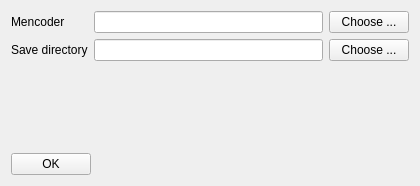
This is settingsform.ui in 607011/lolQt as Qt 5 draws it before an edit. The edited form follows.
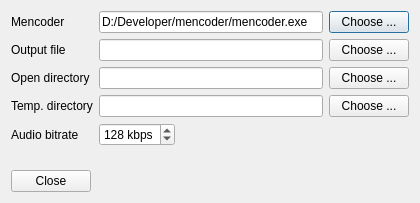
This is the edited form.

Commit message: Einstellungen-Dialog funktioniert. Ausgabefenster neu (`ConsoleWidget`).

The edit to the form file:
```diff
--- a/settingsform.ui
+++ b/settingsform.ui
@@ -1,19 +1,35 @@
 <?xml version="1.0" encoding="UTF-8"?>
 <ui version="4.0">
  <class>SettingsForm</class>
- <widget class="QWidget" name="SettingsForm">
+ <widget class="QDialog" name="SettingsForm">
+  <property name="windowModality">
+   <enum>Qt::NonModal</enum>
+  </property>
   <property name="geometry">
    <rect>
     <x>0</x>
     <y>0</y>
     <width>420</width>
-    <height>186</height>
+    <height>203</height>
    </rect>
   </property>
   <property name="windowTitle">
    <string>Form</string>
   </property>
   <layout class="QGridLayout" name="gridLayout">
+   <item row="2" column="0">
+    <spacer name="verticalSpacer">
+     <property name="orientation">
+      <enum>Qt::Vertical</enum>
+     </property>
+     <property name="sizeHint" stdset="0">
+      <size>
+       <width>20</width>
+       <height>40</height>
+      </size>
+     </property>
+    </spacer>
+   </item>
    <item row="0" column="0">
     <layout class="QFormLayout" name="formLayout">
      <item row="0" column="0">
@@ -26,7 +42,11 @@
      <item row="0" column="1">
       <layout class="QHBoxLayout" name="horizontalLayout">
        <item>
-        <widget class="QLineEdit" name="mencoderPathLineEdit"/>
+        <widget class="QLineEdit" name="mencoderPathLineEdit">
+         <property name="text">
+          <string>D:/Developer/mencoder/mencoder.exe</string>
+         </property>
+        </widget>
        </item>
        <item>
         <widget class="QPushButton" name="chooseMencoderPushButton">
@@ -40,7 +60,7 @@
      <item row="1" column="0">
       <widget class="QLabel" name="label_2">
        <property name="text">
-        <string>Save directory</string>
+        <string>Output file</string>
        </property>
       </widget>
      </item>
@@ -58,14 +78,99 @@
        </item>
       </layout>
      </item>
+     <item row="2" column="0">
+      <widget class="QLabel" name="label_3">
+       <property name="text">
+        <string>Open directory</string>
+       </property>
+      </widget>
+     </item>
+     <item row="2" column="1">
+      <layout class="QHBoxLayout" name="horizontalLayout_4">
+       <item>
+        <widget class="QLineEdit" name="openDirectoryLineEdit"/>
+       </item>
+       <item>
+        <widget class="QPushButton" name="chooseOpenDirectoryPushButton">
+         <property name="text">
+          <string>Choose ...</string>
+         </property>
+        </widget>
+       </item>
+      </layout>
+     </item>
+     <item row="3" column="0">
+      <widget class="QLabel" name="label_4">
+       <property name="text">
+        <string>Temp. directory</string>
+       </property>
+      </widget>
+     </item>
+     <item row="3" column="1">
+      <layout class="QHBoxLayout" name="horizontalLayout_5">
+       <item>
+        <widget class="QLineEdit" name="tmpDirectoryLineEdit"/>
+       </item>
+       <item>
+        <widget class="QPushButton" name="chooseTmpDirectoryPushButton">
+         <property name="text">
+          <string>Choose ...</string>
+         </property>
+        </widget>
+       </item>
+      </layout>
+     </item>
+     <item row="4" column="0">
+      <widget class="QLabel" name="label_5">
+       <property name="text">
+        <string>Audio bitrate</string>
+       </property>
+      </widget>
+     </item>
+     <item row="4" column="1">
+      <layout class="QHBoxLayout" name="horizontalLayout_6">
+       <item>
+        <widget class="QSpinBox" name="audioBitrateSpinBox">
+         <property name="suffix">
+          <string> kbps</string>
+         </property>
+         <property name="minimum">
+          <number>32</number>
+         </property>
+         <property name="maximum">
+          <number>384</number>
+         </property>
+         <property name="singleStep">
+          <number>32</number>
+         </property>
+         <property name="value">
+          <number>128</number>
+         </property>
+        </widget>
+       </item>
+       <item>
+        <spacer name="horizontalSpacer_2">
+         <property name="orientation">
+          <enum>Qt::Horizontal</enum>
+         </property>
+         <property name="sizeHint" stdset="0">
+          <size>
+           <width>40</width>
+           <height>20</height>
+          </size>
+         </property>
+        </spacer>
+       </item>
+      </layout>
+     </item>
     </layout>
    </item>
-   <item row="2" column="0">
+   <item row="3" column="0">
     <layout class="QHBoxLayout" name="horizontalLayout_3">
      <item>
       <widget class="QPushButton" name="okPushButton">
        <property name="text">
-        <string>OK</string>
+        <string>Close</string>
        </property>
       </widget>
      </item>
@@ -84,19 +189,6 @@
      </item>
     </layout>
    </item>
-   <item row="1" column="0">
-    <spacer name="verticalSpacer">
-     <property name="orientation">
-      <enum>Qt::Vertical</enum>
-     </property>
-     <property name="sizeHint" stdset="0">
-      <size>
-       <width>20</width>
-       <height>40</height>
-      </size>
-     </property>
-    </spacer>
-   </item>
   </layout>
  </widget>
  <resources/>
```
Left out of the diff: 8 changed lines with no effect on the pictures. The commit also changes 10 other files.
